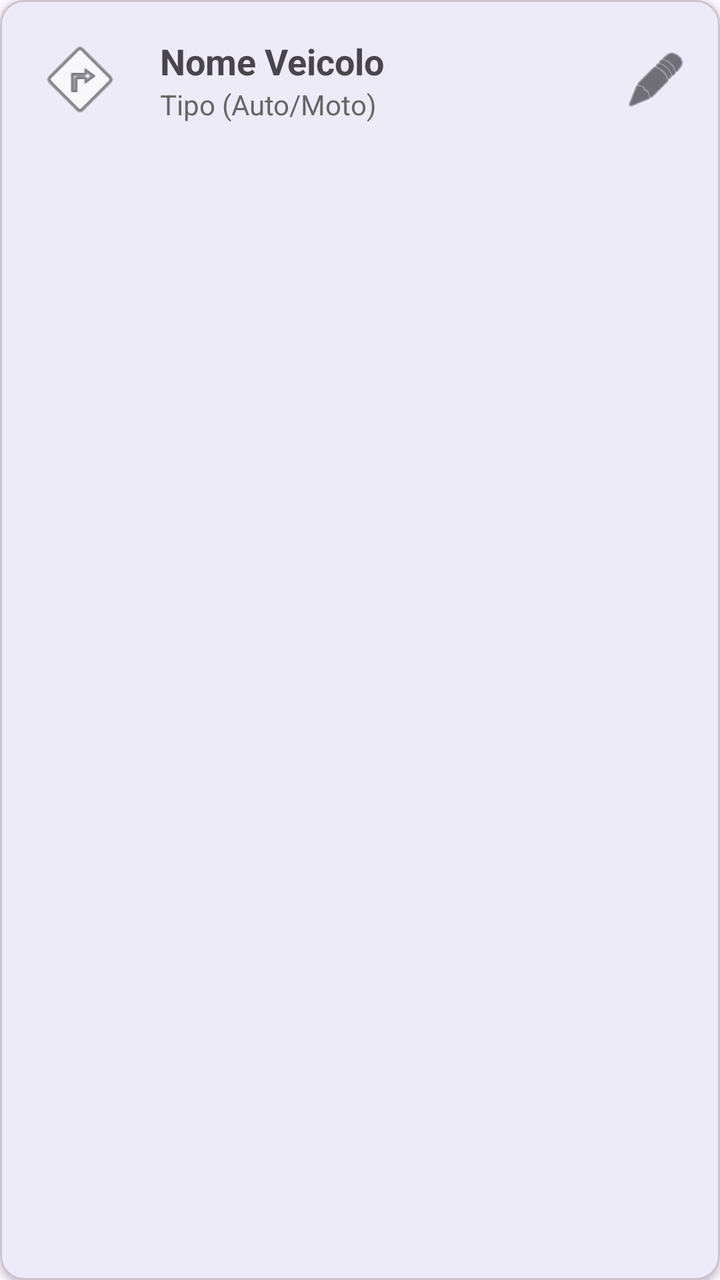
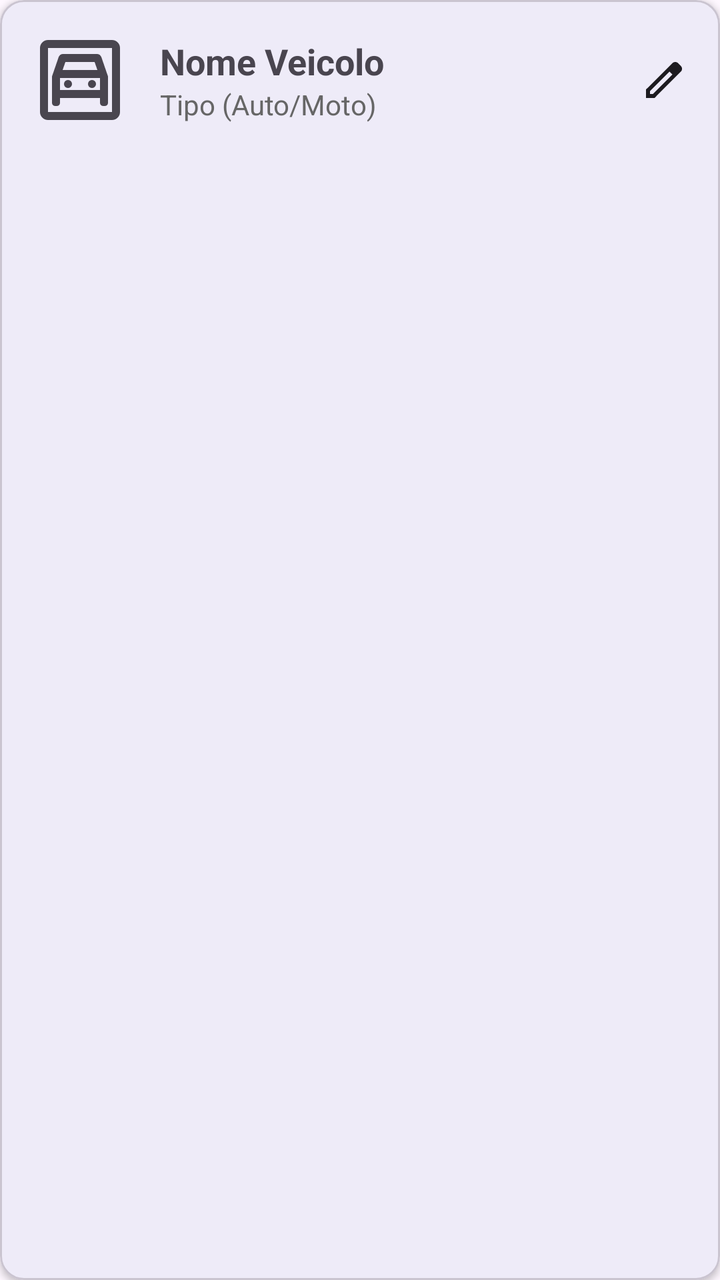

Compare the two renders of this Android layout. The source of the first and the diff that turns it into the second are given below.
<!-- AndroidManifest.xml: application theme Theme.ParkingMate -->
<!-- res/layout/item_vehicle.xml -->
<?xml version="1.0" encoding="utf-8"?>
<com.google.android.material.card.MaterialCardView
    xmlns:android="http://schemas.android.com/apk/res/android"
    xmlns:app="http://schemas.android.com/apk/res-auto"
    android:layout_width="match_parent"
    android:layout_height="wrap_content"
    android:layout_margin="8dp"
    app:cardCornerRadius="12dp"
    app:cardElevation="2dp">

    <LinearLayout
        android:layout_width="match_parent"
        android:layout_height="wrap_content"
        android:orientation="horizontal"
        android:padding="16dp"
        android:gravity="center_vertical">

        <ImageView
            android:id="@+id/ivVehicleIcon"
            android:layout_width="48dp"
            android:layout_height="48dp"
            android:src="@android:drawable/ic_menu_directions" />

        <LinearLayout
            android:layout_width="0dp"
            android:layout_height="wrap_content"
            android:layout_weight="1"
            android:layout_marginStart="16dp"
            android:orientation="vertical">

            <TextView
                android:id="@+id/tvVehicleName"
                android:layout_width="wrap_content"
                android:layout_height="wrap_content"
                android:text="Nome Veicolo"
                android:textSize="18sp"
                android:textStyle="bold" />

            <TextView
                android:id="@+id/tvVehicleType"
                android:layout_width="wrap_content"
                android:layout_height="wrap_content"
                android:text="Tipo (Auto/Moto)"
                android:textColor="#666666" />
        </LinearLayout>

        <ImageButton
            android:id="@+id/btnEdit"
            android:layout_width="wrap_content"
            android:layout_height="wrap_content"
            android:background="?attr/selectableItemBackgroundBorderless"
            android:src="@android:drawable/ic_menu_edit"
            app:tint="?attr/colorOnSurface" />
        
    </LinearLayout>
</com.google.android.material.card.MaterialCardView>
<!-- resources referenced by this layout -->
<resources>
  <style name="Theme.ParkingMate" parent="Base.Theme.ParkingMate" />
  <style name="Base.Theme.ParkingMate" parent="Theme.Material3.DayNight.NoActionBar">
          
          <item name="colorPrimary">@color/parking_blue</item>
          <item name="colorOnPrimary">@color/white</item>
          <item name="colorPrimaryContainer">@color/parking_blue_light</item>
          <item name="colorOnPrimaryContainer">@color/white</item>
  
          
          <item name="colorSecondary">@color/parking_blue_light</item>
          <item name="colorOnSecondary">@color/white</item>
          <item name="colorSecondaryContainer">@color/parking_blue_light</item>
          <item name="colorOnSecondaryContainer">@color/white</item>
  
          
          <item name="colorTertiary">@color/parking_blue</item>
          <item name="colorOnTertiary">@color/white</item>
          <item name="colorTertiaryContainer">@color/parking_blue_light</item>
          <item name="colorOnTertiaryContainer">@color/white</item>
  
          
          <item name="android:colorControlActivated">@color/parking_blue</item>
          <item name="android:colorAccent">@color/parking_blue_light</item>
  
          <item name="android:statusBarColor">@color/parking_blue_dark</item>
      </style>
  <color name="parking_blue">#1E519D</color>
  <color name="white">#FFFFFF</color>
  <color name="parking_blue_light">#4A7BC7</color>
  <color name="parking_blue_dark">#133B78</color>
</resources>

<!-- the commit's change to res/layout/item_vehicle.xml (unified diff, before → after) -->
@@ -19,7 +19,7 @@
             android:id="@+id/ivVehicleIcon"
             android:layout_width="48dp"
             android:layout_height="48dp"
-            android:src="@android:drawable/ic_menu_directions" />
+            android:src="@drawable/garage_24px" />
 
         <LinearLayout
             android:layout_width="0dp"
@@ -49,7 +49,7 @@
             android:layout_width="wrap_content"
             android:layout_height="wrap_content"
             android:background="?attr/selectableItemBackgroundBorderless"
-            android:src="@android:drawable/ic_menu_edit"
+            android:src="@drawable/edit_24px"
             app:tint="?attr/colorOnSurface" />
         
     </LinearLayout>
<!-- resource entries referenced after the edit -->
@@ -1,5 +1,27 @@
 <!-- resources referenced by this layout -->
 <resources>
+  <!-- drawable edit_24px (drawable) -->
+  <vector xmlns:android="http://schemas.android.com/apk/res/android"
+      android:width="24dp"
+      android:height="24dp"
+      android:viewportWidth="960"
+      android:viewportHeight="960"
+      android:tint="?attr/colorControlNormal">
+    <path
+        android:fillColor="@android:color/white"
+        android:pathData="M200,760L257,760L648,369L591,312L200,703L200,760ZM120,840L120,670L648,143Q660,132 674.5,126Q689,120 705,120Q721,120 736,126Q751,132 762,144L817,200Q829,211 834.5,226Q840,241 840,256Q840,272 834.5,286.5Q829,301 817,313L290,840L120,840ZM760,256L760,256L704,200L704,200L760,256ZM619,341L591,312L591,312L648,369L648,369L619,341Z"/>
+  </vector>
+  <!-- drawable garage_24px (drawable) -->
+  <vector xmlns:android="http://schemas.android.com/apk/res/android"
+      android:width="24dp"
+      android:height="24dp"
+      android:viewportWidth="960"
+      android:viewportHeight="960"
+      android:tint="?attr/colorControlNormal">
+    <path
+        android:fillColor="@android:color/white"
+        android:pathData="M160,880Q127,880 103.5,856.5Q80,833 80,800L80,160Q80,127 103.5,103.5Q127,80 160,80L800,80Q833,80 856.5,103.5Q880,127 880,160L880,800Q880,833 856.5,856.5Q833,880 800,880L160,880ZM160,800L800,800Q800,800 800,800Q800,800 800,800L800,160Q800,160 800,160Q800,160 800,160L160,160Q160,160 160,160Q160,160 160,160L160,800Q160,800 160,800Q160,800 160,800ZM331.5,548.5Q320,537 320,520Q320,503 331.5,491.5Q343,480 360,480Q377,480 388.5,491.5Q400,503 400,520Q400,537 388.5,548.5Q377,560 360,560Q343,560 331.5,548.5ZM571.5,548.5Q560,537 560,520Q560,503 571.5,491.5Q583,480 600,480Q617,480 628.5,491.5Q640,503 640,520Q640,537 628.5,548.5Q617,560 600,560Q583,560 571.5,548.5ZM200,444L200,708Q200,722 209,731Q218,740 232,740L248,740Q262,740 271,731Q280,722 280,708L280,660L680,660L680,708Q680,722 689,731Q698,740 712,740L728,740Q742,740 751,731Q760,722 760,708L760,444L694,252Q689,238 677.5,229Q666,220 652,220L308,220Q294,220 282.5,229Q271,238 266,252L200,444ZM306,380L334,300L626,300L654,380L306,380ZM160,160L160,160Q160,160 160,160Q160,160 160,160L160,800Q160,800 160,800Q160,800 160,800L160,800Q160,800 160,800Q160,800 160,800L160,160Q160,160 160,160Q160,160 160,160ZM280,580L280,460L680,460L680,580L280,580Z"/>
+  </vector>
   <style name="Theme.ParkingMate" parent="Base.Theme.ParkingMate" />
   <style name="Base.Theme.ParkingMate" parent="Theme.Material3.DayNight.NoActionBar">
           
